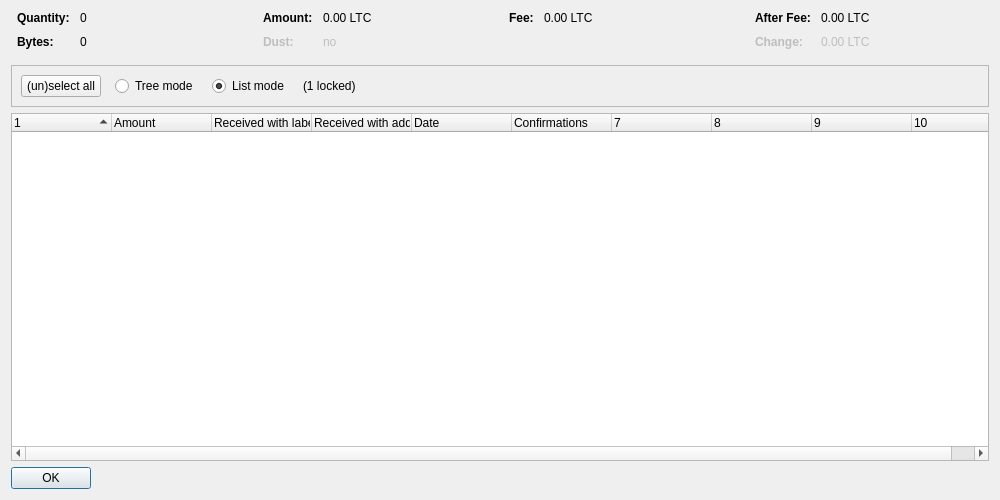
The window that src/qt/forms/coincontroldialog.ui (faical-yannick-congo/mobicoin) describes before a commit, drawn with Qt 5.
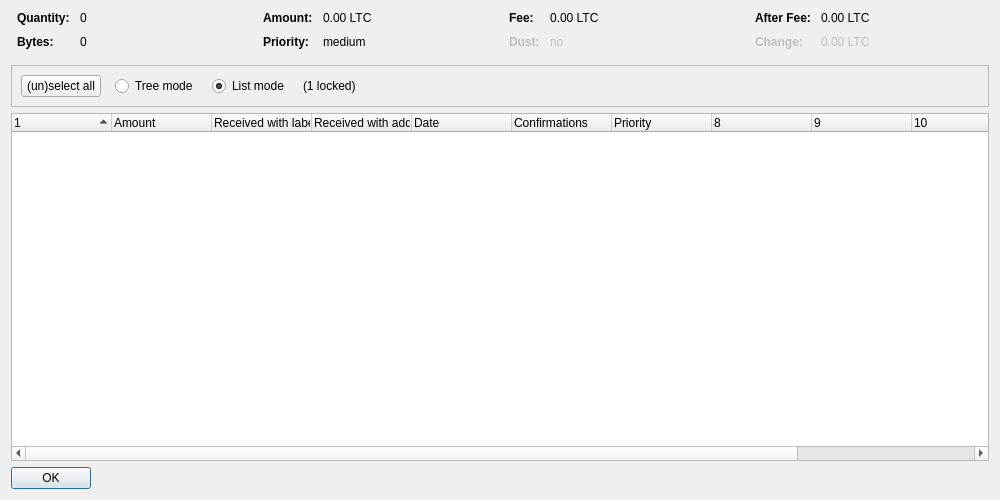
The same window after the commit. Custom widgets are drawn as their Qt base class.

Patch:
```diff
--- a/src/qt/forms/coincontroldialog.ui
+++ b/src/qt/forms/coincontroldialog.ui
@@ -140,10 +140,7 @@
         </widget>
        </item>
        <item row="1" column="0">
-        <widget class="QLabel" name="labelCoinControlLowOutputText">
-         <property name="enabled">
-          <bool>false</bool>
-         </property>
+        <widget class="QLabel" name="labelCoinControlPriorityText">
          <property name="font">
           <font>
            <weight>75</weight>
@@ -151,15 +148,12 @@
           </font>
          </property>
          <property name="text">
-          <string>Dust:</string>
+          <string>Priority:</string>
          </property>
         </widget>
        </item>
        <item row="1" column="1">
-        <widget class="QLabel" name="labelCoinControlLowOutput">
-         <property name="enabled">
-          <bool>false</bool>
-         </property>
+        <widget class="QLabel" name="labelCoinControlPriority">
          <property name="cursor">
           <cursorShape>IBeamCursor</cursorShape>
          </property>
@@ -167,7 +161,7 @@
           <enum>Qt::ActionsContextMenu</enum>
          </property>
          <property name="text">
-          <string notr="true">no</string>
+          <string notr="true">medium</string>
          </property>
          <property name="textInteractionFlags">
           <set>Qt::LinksAccessibleByMouse|Qt::TextSelectableByKeyboard|Qt::TextSelectableByMouse</set>
@@ -219,6 +213,41 @@
          </property>
         </widget>
        </item>
+       <item row="1" column="0">
+        <widget class="QLabel" name="labelCoinControlLowOutputText">
+         <property name="enabled">
+          <bool>false</bool>
+         </property>
+         <property name="font">
+          <font>
+           <weight>75</weight>
+           <bold>true</bold>
+          </font>
+         </property>
+         <property name="text">
+          <string>Dust:</string>
+         </property>
+        </widget>
+       </item>
+       <item row="1" column="1">
+        <widget class="QLabel" name="labelCoinControlLowOutput">
+         <property name="enabled">
+          <bool>false</bool>
+         </property>
+         <property name="cursor">
+          <cursorShape>IBeamCursor</cursorShape>
+         </property>
+         <property name="contextMenuPolicy">
+          <enum>Qt::ActionsContextMenu</enum>
+         </property>
+         <property name="text">
+          <string notr="true">no</string>
+         </property>
+         <property name="textInteractionFlags">
+          <set>Qt::LinksAccessibleByMouse|Qt::TextSelectableByKeyboard|Qt::TextSelectableByMouse</set>
+         </property>
+        </widget>
+       </item>
       </layout>
      </item>
      <item>
@@ -402,7 +431,7 @@
       <bool>false</bool>
      </property>
      <property name="columnCount">
-      <number>10</number>
+      <number>12</number>
      </property>
      <attribute name="headerShowSortIndicator" stdset="0">
       <bool>true</bool>
@@ -443,6 +472,16 @@
        <string>Confirmed</string>
       </property>
      </column>
+     <column>
+      <property name="text">
+       <string>Priority</string>
+      </property>
+     </column>
+     <column>
+      <property name="text">
+       <string/>
+      </property>
+     </column>
      <column>
       <property name="text">
        <string/>
```
